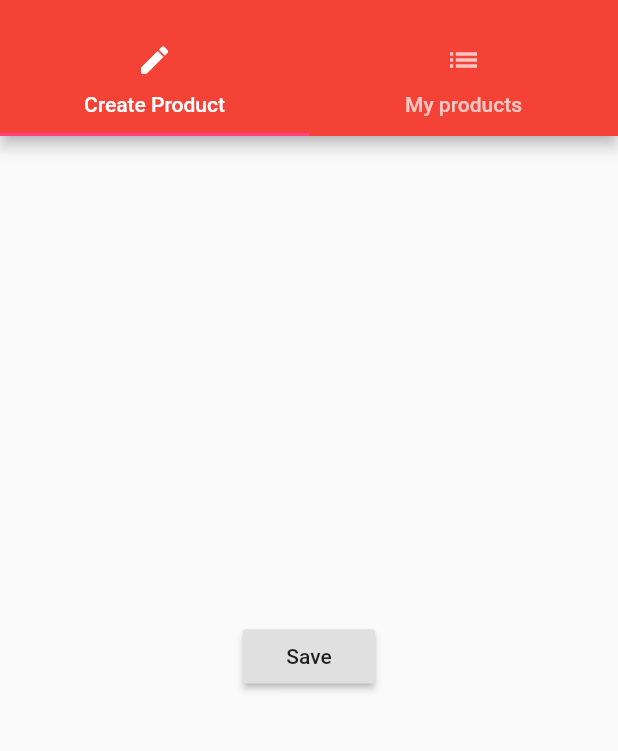
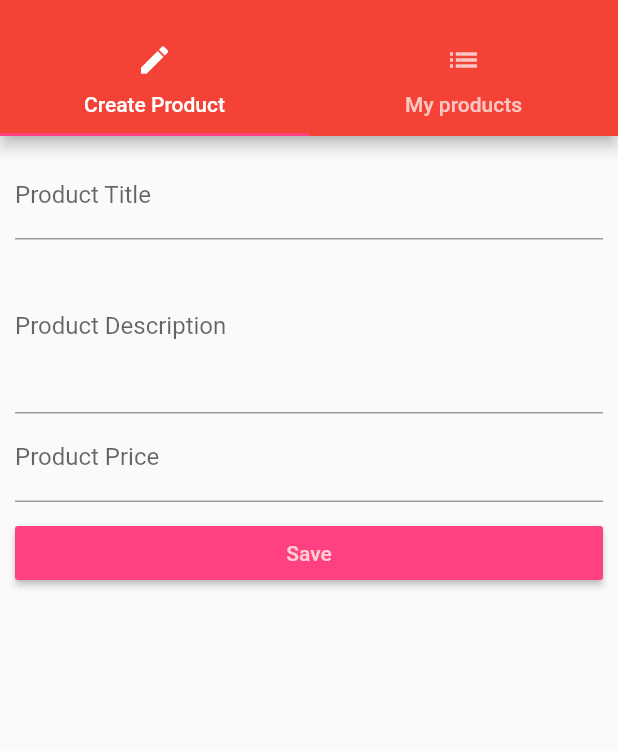
Before and after one commit to mawglih/flutter-exercise, a Flutter app: the AdminPage screen opened by its route, on a phone screen of 412 x 824 dp, the part 59-810 px from its top. Run offline on Flutter 3.47's test engine with Material 2 defaults, Android fonts, the phone set to English and light mode, and no system bars.

Commit message:
updated widgets

```diff
--- a/lib/main.dart
+++ b/lib/main.dart
@@ -3,6 +3,7 @@ import 'package:flutter/material.dart';
 import './pages/admin.dart';
 import './pages/product.dart';
 import './pages/products.dart';
+import './pages/auth.dart';
 
 
 void main() => runApp(MyApp());
@@ -14,13 +15,13 @@ class MyApp extends StatefulWidget {
     }
 }
 class _MyAppState extends State<MyApp> {
-  List<Map<String,String>> _products = [];
+  List<Map<String,dynamic>> _products = [];
   void _deleteProduct(int index) {
       setState(() {
               _products.removeAt(index);
             });
     }
-  void _addProduct(Map<String, String> product) {
+  void _addProduct(Map<String, dynamic> product) {
     setState(() {
           _products.add(product);
         });
@@ -34,8 +35,9 @@ class _MyAppState extends State<MyApp> {
       ),
       // home: AuthPage(),
       routes: {
-        '/': (BuildContext context) => ProductsPage(_products, _addProduct, _deleteProduct),
-        '/admin': (BuildContext context) => AdminPage(),
+        '/': (BuildContext context) => AuthPage(),
+        '/products': (BuildContext context) => ProductsPage(_products),
+        '/admin': (BuildContext context) => AdminPage(_addProduct, _deleteProduct),
       },
       onGenerateRoute: (RouteSettings settings) {
         final List<String> pathElements = settings.name.split('/');
@@ -55,7 +57,7 @@ class _MyAppState extends State<MyApp> {
       onUnknownRoute: (RouteSettings settings) {
         return MaterialPageRoute(
           builder: (BuildContext context) =>
-            ProductsPage(_products, _addProduct, _deleteProduct));
+            ProductsPage(_products));
           },
         );
       }
--- a/lib/pages/admin.dart
+++ b/lib/pages/admin.dart
@@ -3,6 +3,10 @@ import './product_create.dart';
 import './product_list.dart';
 
 class AdminPage extends StatelessWidget {
+  final Function addProduct;
+  final Function deleteProduct;
+  AdminPage(this.addProduct, this.deleteProduct);
+
   @override
     Widget build(BuildContext context) {
       return DefaultTabController(
@@ -18,7 +22,7 @@ class AdminPage extends StatelessWidget {
                 ListTile(
                   title: Text('Return to Products'),
                   onTap: () {
-                    Navigator.pushReplacementNamed(context, '/');
+                    Navigator.pushReplacementNamed(context, '/products');
                   },
                 ),
               ],
@@ -39,7 +43,7 @@ class AdminPage extends StatelessWidget {
             ),
             body: TabBarView(
               children: <Widget>[
-                ProductCreatePage(),
+                ProductCreatePage(addProduct),
                 ProductListPage(),
               ],
             )
--- a/lib/pages/product_create.dart
+++ b/lib/pages/product_create.dart
@@ -1,22 +1,63 @@
 import 'package:flutter/material.dart';
 
-class ProductCreatePage extends StatelessWidget {
+class ProductCreatePage extends StatefulWidget {
+  final Function addProduct;
+  ProductCreatePage(this.addProduct);
+  @override
+  State<StatefulWidget> createState() {
+    return _ProductCreatePageState();
+  }
+}
+class _ProductCreatePageState extends State<ProductCreatePage> {
+  String _titleValue = '';
+  String _description = '';
+  double _price = 0.0;
   @override
     Widget build(BuildContext context) {
-      return Center(
-        child: RaisedButton(
+      return Container(
+        margin: EdgeInsets.all(10.0),
+        child: ListView(
+        children: <Widget>[
+        TextField(
+          decoration: InputDecoration(labelText: 'Product Title'),
+          onChanged: (String value) {
+          setState(() {
+            _titleValue = value;
+          });
+        },),
+        TextField(
+          decoration: InputDecoration(labelText: 'Product Description'),
+          maxLines: 4,
+          onChanged: (String value) {
+          setState(() {
+            _description = value;
+          });
+        }),
+        TextField(
+          decoration: InputDecoration(labelText: 'Product Price'),
+          keyboardType: TextInputType.number,
+          onChanged: (String value) {
+          setState(() {
+            _price = double.parse(value);
+          });
+        }),
+        SizedBox(height: 10.0,),
+        RaisedButton(
+          color: Theme.of(context).accentColor,
+          textColor: Theme.of(context).primaryColorLight,
           child: Text('Save'),
           onPressed: () {
-            showModalBottomSheet(
-              context: context,
-              builder: (BuildContext context) {
-                return Center(
-                  child: Text('This is a Modal!'),
-                );
-              }
-            );
-          },
-        )
+            final Map<String, dynamic>product = {
+              'title': _titleValue,
+              'description': _description,
+              'price': _price,
+              'image': 'assets/food.jpg'
+            };
+            widget.addProduct(product);
+            Navigator.pushReplacementNamed(context, '/products');
+          },)
+      ],
+      ),
       );
     }
 }
```
Also changed, not shown: lib/pages/auth.dart (+53 -6 lines), lib/pages/products.dart (+3 -5 lines), lib/product_control.dart (deleted, +0 -18 lines), lib/product_manager.dart (+4 -11 lines), lib/products.dart (+3 -8 lines), package-lock.json (added), 4 other files.
